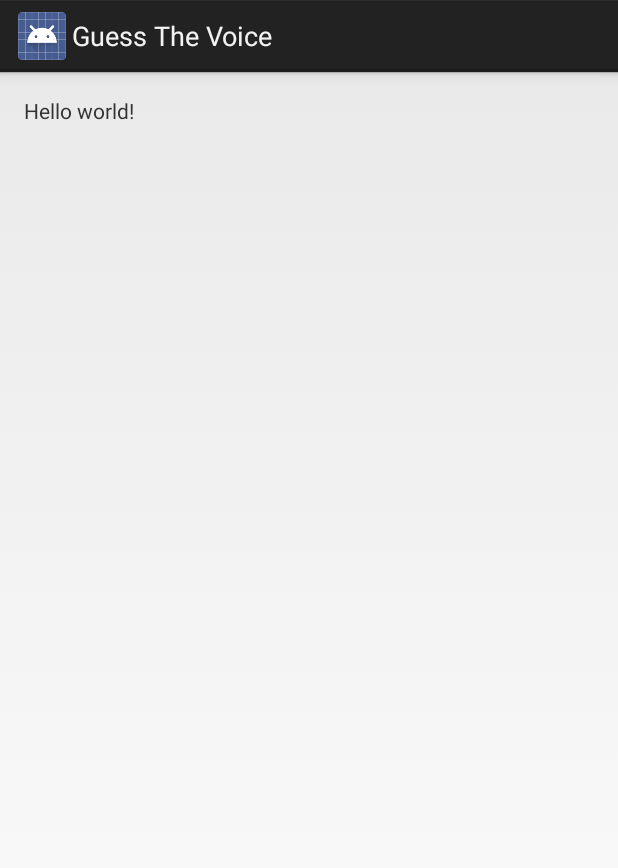
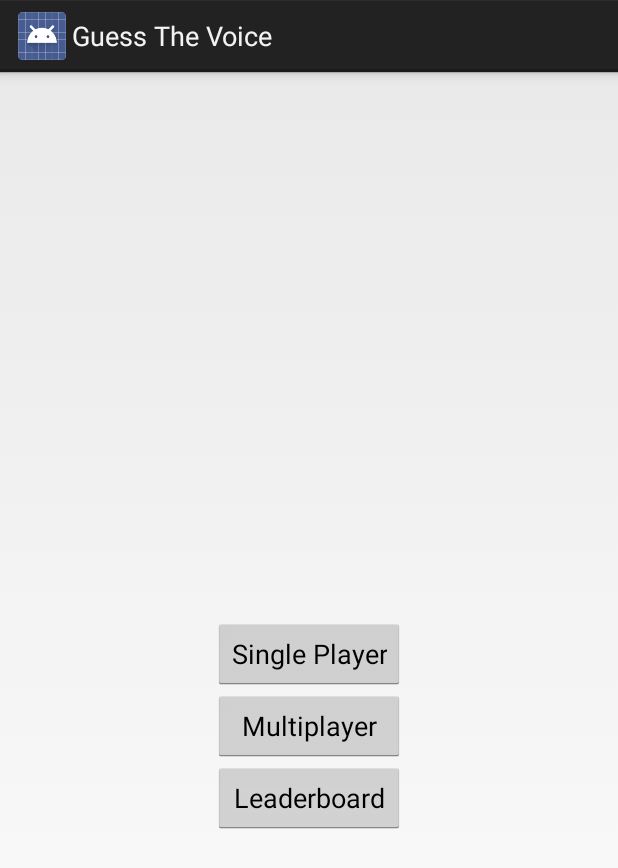
Before and after one commit to team-LRP/Guess_The_Voice, an Android app: the layout activity_main.xml on its own in the app's theme, with its tools: preview values and no code run, on a phone screen of 412 x 824 dp. Shown: the top 868 px of the screen. Run offline under Robolectric (Android 15) with nearby library versions, the phone set to English and light mode, and no system bars.

Commit message:
main activity xml

```diff
--- a/teamlrp/src/main/res/layout/activity_main.xml
+++ b/teamlrp/src/main/res/layout/activity_main.xml
@@ -8,9 +8,31 @@
     android:paddingBottom="@dimen/activity_vertical_margin"
     tools:context="in.co.teamlrp.guessthevoice.MainActivity">
 
-    <TextView
-        android:text="@string/hello_world"
-        android:layout_width="wrap_content"
-        android:layout_height="wrap_content" />
+<Button
+android:layout_width="wrap_content"
+android:layout_height="wrap_content"
+android:text="Single Player"
+android:id="@+id/singleplayerbutton"
+android:layout_centerVertical="true"
+android:layout_centerHorizontal="true" />
 
+<Button
+android:layout_width="wrap_content"
+android:layout_height="wrap_content"
+android:text="Multiplayer"
+android:id="@+id/multiplayerbutton"
+android:layout_below="@+id/singleplayerbutton"
+android:layout_alignLeft="@+id/singleplayerbutton"
+android:layout_alignStart="@+id/singleplayerbutton"
+android:layout_alignRight="@id/singleplayerbutton"/>
+
+<Button
+android:layout_width="wrap_content"
+android:layout_height="wrap_content"
+android:text="Leaderboard"
+android:id="@+id/leaderboardbutton"
+android:layout_below="@+id/multiplayerbutton"
+android:layout_alignLeft="@+id/multiplayerbutton"
+android:layout_alignStart="@+id/multiplayerbutton"
+android:layout_alignRight="@+id/multiplayerbutton"/>
 </RelativeLayout>
```
